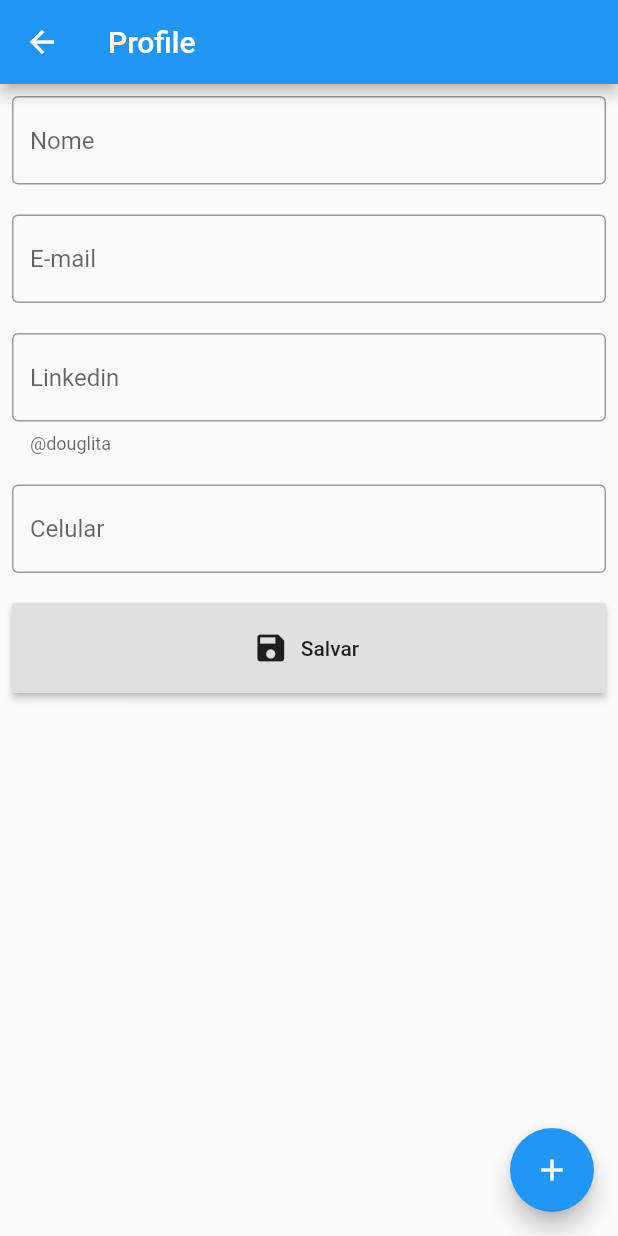
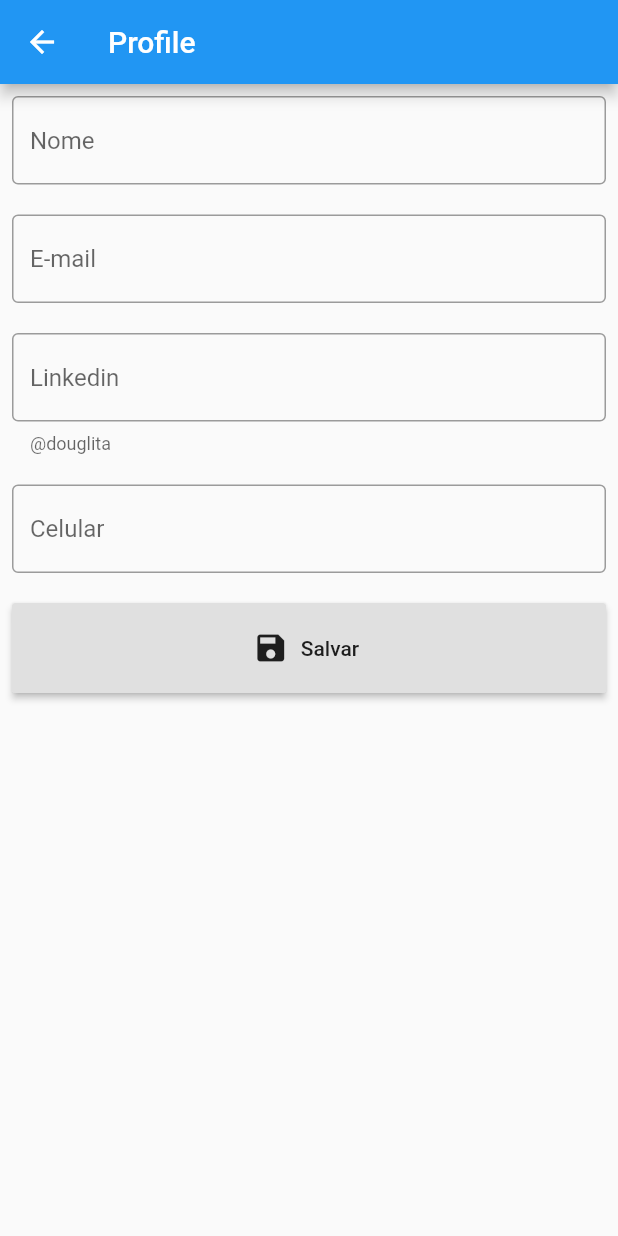
Before and after one commit to BrunoEleodoro/FlutterHackathon19, a Flutter app: the ProfilePage screen opened by its route, on a phone screen of 412 x 824 dp. Run offline on Flutter 3.47's test engine with Material 2 defaults, Android fonts, the phone set to English and light mode, and no system bars; our stand-ins replace flutter_masked_text, google_maps_flutter.

Commit message:
finalização profile

```diff
--- a/lib/pages/profile_page.dart
+++ b/lib/pages/profile_page.dart
@@ -68,17 +68,10 @@ class _ProfilePageState extends State<ProfilePage> {
                   onPressed: () {},
                 ),
               ),
-
-
             ],
           ),
         ),
       ),
-      floatingActionButton: FloatingActionButton(
-        //onPressed: _incrementCounter,
-        tooltip: 'Increment',
-        child: Icon(Icons.add),
-      ),
     );
   }
 }
```
